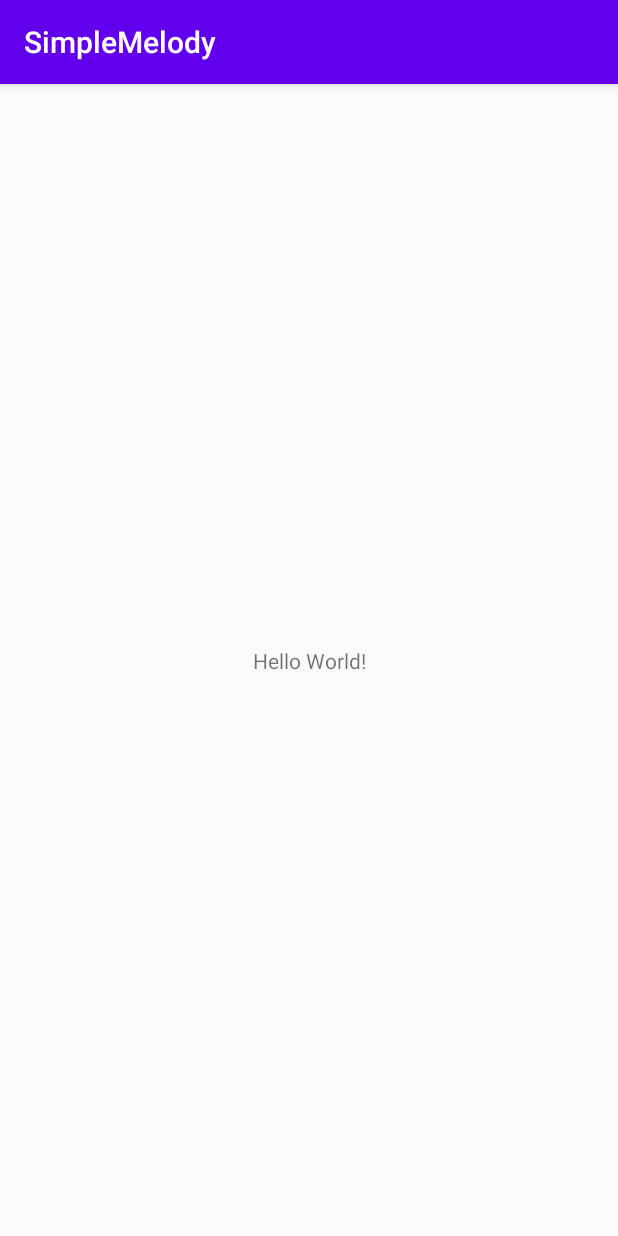
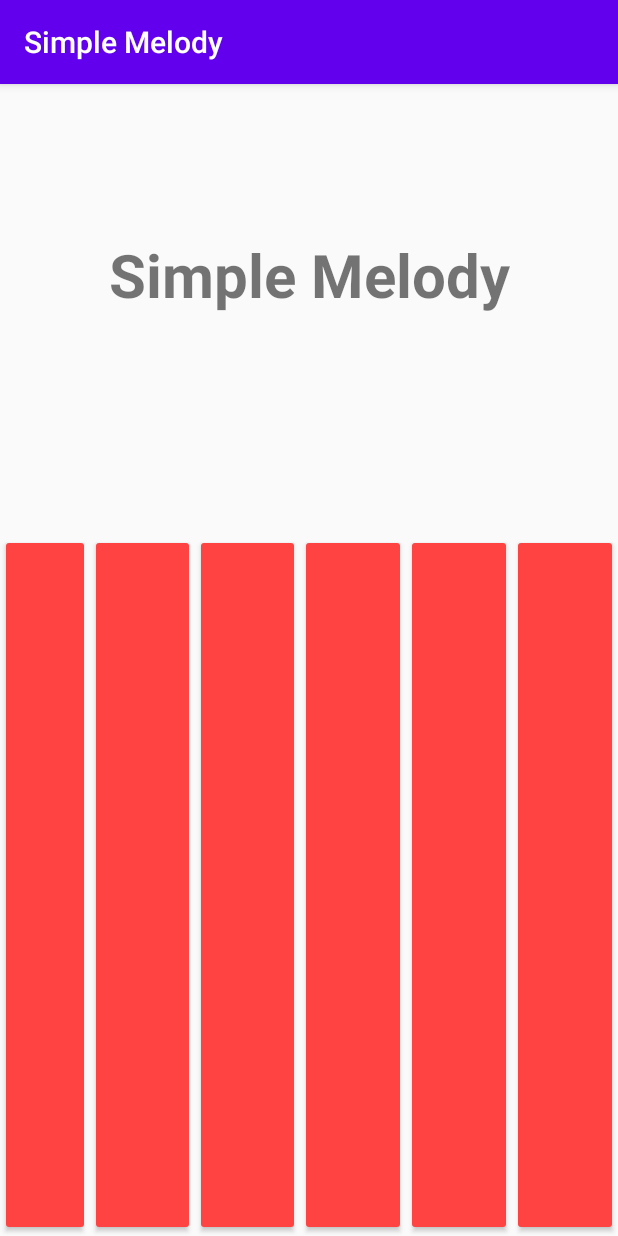
Before and after one commit to PKocur/Simple-Melody-app, an Android app: the screen it shows after launch (MainActivity), on a phone screen of 412 x 824 dp. Run offline under Robolectric (Android 15) with nearby library versions, the phone set to English and light mode, and no system bars.

Commit message:
Create basic functionality
We can play a simple melody with
6 notes.

```diff
--- /dev/null
+++ b/app/src/main/java/pl/pk99/simplemelody/ButtonNote.java
@@ -0,0 +1,25 @@
+package pl.pk99.simplemelody;
+
+import android.content.Context;
+import android.util.AttributeSet;
+import android.widget.Button;
+
+public class ButtonNote extends androidx.appcompat.widget.AppCompatButton {
+    private int soundID;
+
+    public int getSoundID() {
+        return soundID;
+    }
+
+    public void setSoundID(int soundID) {
+        this.soundID = soundID;
+    }
+
+    public ButtonNote (Context context) {
+        super(context);
+    }
+
+    public ButtonNote (Context context, AttributeSet attributeSet) {
+        super(context, attributeSet);
+    }
+}
--- a/app/src/main/java/pl/pk99/simplemelody/MainActivity.java
+++ b/app/src/main/java/pl/pk99/simplemelody/MainActivity.java
@@ -3,12 +3,41 @@ package pl.pk99.simplemelody;
 import androidx.appcompat.app.AppCompatActivity;
 
 import android.os.Bundle;
+import android.view.View;
 
-public class MainActivity extends AppCompatActivity {
+
+public class MainActivity extends AppCompatActivity implements View.OnClickListener {
+
+    ButtonNote[] btnNotes;
+    SoundManager soundManager;
 
     @Override
     protected void onCreate(Bundle savedInstanceState) {
         super.onCreate(savedInstanceState);
         setContentView(R.layout.activity_main);
+
+        soundManager = new SoundManager();
+        btnNotes = new ButtonNote[6];
+
+        for (int x = 0; x < btnNotes.length; x++) {
+            String buttonID = "btnNote" + (x + 1);
+            int resID = getResources().getIdentifier(buttonID, "id", getPackageName());
+            btnNotes[x] = findViewById(resID);
+            btnNotes[x].setSoundID(x);
+            btnNotes[x].setOnClickListener(this);
+        }
+    }
+
+    public void onClick(View view) {
+        ButtonNote buttonNote = (ButtonNote) view;
+        soundManager.playSound(buttonNote.getSoundID(), getApplicationContext());
+        changeButtonsColors(buttonNote);
+    }
+
+    public void changeButtonsColors (ButtonNote buttonNote) {
+        for (ButtonNote btnNote : btnNotes) {
+            btnNote.setBackgroundTintList(getResources().getColorStateList(R.color.colorRed));
+        }
+        buttonNote.setBackgroundTintList(getResources().getColorStateList(R.color.colorGreen));
     }
 }
--- /dev/null
+++ b/app/src/main/java/pl/pk99/simplemelody/SoundManager.java
@@ -0,0 +1,26 @@
+package pl.pk99.simplemelody;
+
+import android.content.Context;
+import android.media.MediaPlayer;
+
+public class SoundManager implements MediaPlayer.OnCompletionListener {
+    private int[] sounds = {
+            R.raw.note1,
+            R.raw.note2,
+            R.raw.note3,
+            R.raw.note4,
+            R.raw.note5,
+            R.raw.note6
+    };
+
+    void playSound(int soundID, Context context) {
+        MediaPlayer mp = MediaPlayer.create(context, sounds[soundID]);
+        mp.start();
+        mp.setOnCompletionListener(this);
+    }
+
+    @Override
+    public void onCompletion(MediaPlayer mp) {
+        mp.release();
+    }
+}
--- a/app/src/main/res/layout/activity_main.xml
+++ b/app/src/main/res/layout/activity_main.xml
@@ -6,13 +6,74 @@
     android:layout_height="match_parent"
     tools:context=".MainActivity">
 
+    <LinearLayout
+        android:id="@+id/linearLayout2"
+        android:layout_width="match_parent"
+        android:layout_height="match_parent"
+        android:layout_marginTop="300dp"
+        android:orientation="horizontal"
+        app:layout_constraintBottom_toBottomOf="parent"
+        app:layout_constraintEnd_toEndOf="parent"
+        app:layout_constraintStart_toStartOf="parent"
+        app:layout_constraintTop_toTopOf="parent"
+        app:layout_constraintVertical_bias="0.0">
+
+        <pl.pk99.simplemelody.ButtonNote
+            android:id="@+id/btnNote1"
+            android:layout_width="60dp"
+            android:layout_height="match_parent"
+            android:backgroundTint="@color/colorRed" />
+
+        <pl.pk99.simplemelody.ButtonNote
+            android:id="@+id/btnNote2"
+            android:layout_width="60dp"
+            android:layout_height="match_parent"
+            android:layout_weight="1"
+            android:backgroundTint="@color/colorRed" />
+
+        <pl.pk99.simplemelody.ButtonNote
+            android:id="@+id/btnNote3"
+            android:layout_width="60dp"
+            android:layout_height="match_parent"
+            android:layout_weight="1"
+            android:backgroundTint="@color/colorRed" />
+
+        <pl.pk99.simplemelody.ButtonNote
+            android:id="@+id/btnNote4"
+            android:layout_width="60dp"
+            android:layout_height="match_parent"
+            android:layout_weight="1"
+            android:backgroundTint="@color/colorRed" />
+
+        <pl.pk99.simplemelody.ButtonNote
+            android:id="@+id/btnNote5"
+            android:layout_width="60dp"
+            android:layout_height="match_parent"
+            android:layout_weight="1"
+            android:backgroundTint="@color/colorRed" />
+
+        <pl.pk99.simplemelody.ButtonNote
+            android:id="@+id/btnNote6"
+            android:layout_width="60dp"
+            android:layout_height="match_parent"
+            android:layout_weight="1"
+            android:backgroundTint="@color/colorRed" />
+    </LinearLayout>
+
     <TextView
+        android:id="@+id/textView"
         android:layout_width="wrap_content"
         android:layout_height="wrap_content"
-        android:text="Hello World!"
-        app:layout_constraintBottom_toBottomOf="parent"
-        app:layout_constraintLeft_toLeftOf="parent"
-        app:layout_constraintRight_toRightOf="parent"
-        app:layout_constraintTop_toTopOf="parent" />
-
+        android:layout_marginTop="100dp"
+        android:layout_marginBottom="50dp"
+        android:text="@string/app_name"
+        android:textAlignment="center"
+        android:textAllCaps="false"
+        android:textSize="40sp"
+        android:textStyle="bold"
+        app:layout_constraintBottom_toTopOf="@+id/linearLayout2"
+        app:layout_constraintEnd_toEndOf="parent"
+        app:layout_constraintStart_toStartOf="parent"
+        app:layout_constraintTop_toTopOf="parent"
+        app:layout_constraintVertical_bias="0.0" />
 </androidx.constraintlayout.widget.ConstraintLayout>
--- a/app/src/main/res/values/colors.xml
+++ b/app/src/main/res/values/colors.xml
@@ -3,4 +3,6 @@
     <color name="colorPrimary">#6200EE</color>
     <color name="colorPrimaryDark">#3700B3</color>
     <color name="colorAccent">#03DAC5</color>
+    <color name="colorRed">#FF4242</color>
+    <color name="colorGreen">#8BC34A</color>
 </resources>
--- a/app/src/main/res/values/strings.xml
+++ b/app/src/main/res/values/strings.xml
@@ -1,3 +1,3 @@
 <resources>
-    <string name="app_name">SimpleMelody</string>
+    <string name="app_name">Simple Melody</string>
 </resources>
```
Also changed, not shown: 6 other files.
